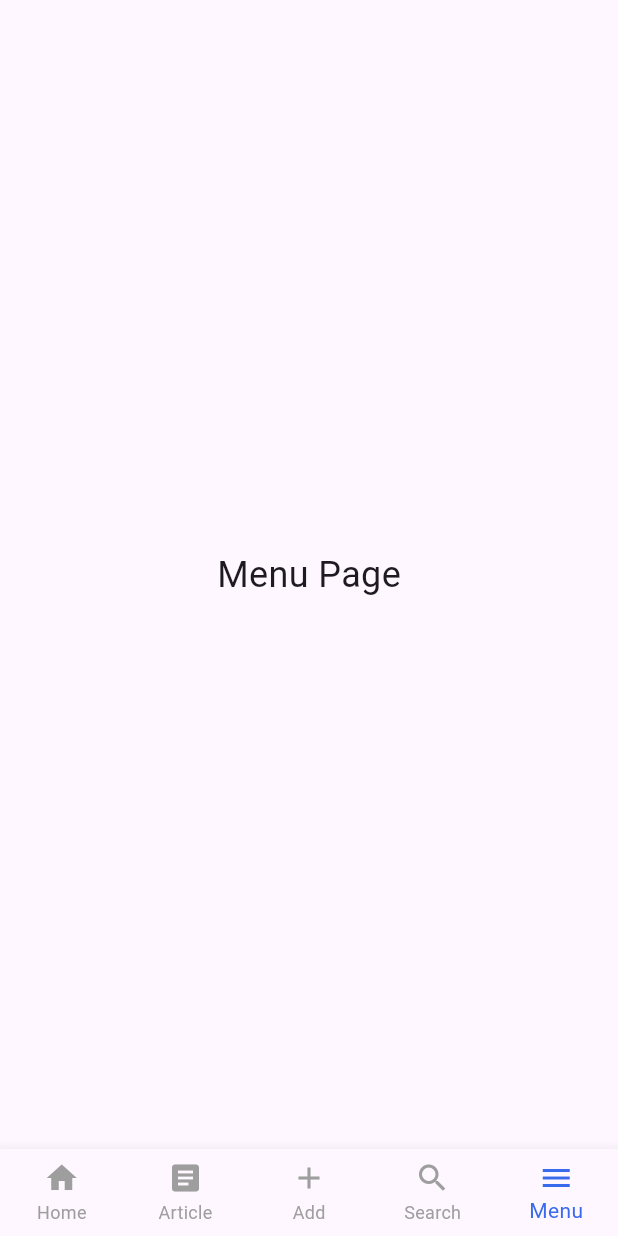
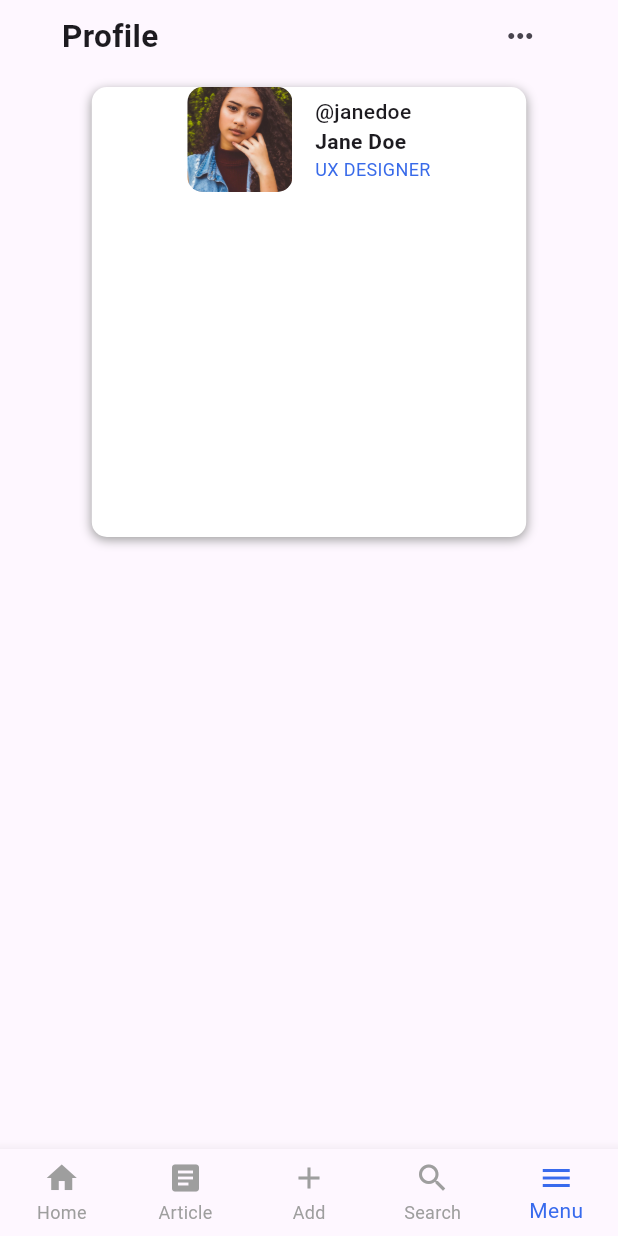
Before and after one commit to ClarenceLaria/blog_club, a Flutter app: the NavigationBarWidget screen opened directly, item 5 of the bottom bar chosen, on a phone screen of 412 x 824 dp. Run offline on Flutter 3.47's test engine with Material 3 defaults, Android fonts, the phone set to English and light mode, and no system bars; our stand-ins replace sliding_up_panel, smooth_page_indicator, story_view; missing offline and left inert: flutter_quill.

Commit message:
Menu page updates

```diff
--- a/lib/components/navigation_bar.dart
+++ b/lib/components/navigation_bar.dart
@@ -2,6 +2,7 @@ import 'package:flutter/material.dart';
 import 'package:blog_club/pages/home.dart';
 import 'package:blog_club/pages/articles.dart';
 import 'package:blog_club/pages/add_page.dart';
+import 'package:blog_club/pages/menu_page.dart';
 
 class NavigationBarWidget extends StatefulWidget {
   const NavigationBarWidget({super.key});
@@ -23,7 +24,7 @@ class _NavigationBarState extends State<NavigationBarWidget> {
     const Center(child: Articles()),
     const Center(child: AddPage()),
     const Center(child: Text('Search Page', style: TextStyle(fontSize: 24))),
-    const Center(child: Text('Menu Page', style: TextStyle(fontSize: 24))),
+    const Center(child: MenuPage()),
   ];
 
   void _onItemTapped(int index) {
--- a/lib/pages/add_page.dart
+++ b/lib/pages/add_page.dart
@@ -79,15 +79,15 @@ class _AddPageState extends State<AddPage> {
                             controller: _controller,
                             configurations: QuillSimpleToolbarConfigurations(
                               decoration: BoxDecoration(
-                                color:  const Color.fromARGB(255,15, 23, 42),
+                                // color:  const Color.fromARGB(255,15, 23, 42),
                                 border: Border.all(color: Colors.black, width: 1.0),
                                 borderRadius: BorderRadius.circular(25.0),
                               ),
-                              buttonOptions: const QuillSimpleToolbarButtonOptions(
-                                base: QuillToolbarBaseButtonOptions(
-                                  iconTheme: QuillIconTheme(iconButtonSelectedData: IconButtonData(color: Colors.white), iconButtonUnselectedData: IconButtonData(color: Colors.white)),
-                                ),
-                              ),
+                              // buttonOptions: const QuillSimpleToolbarButtonOptions(
+                              //   base: QuillToolbarBaseButtonOptions(
+                              //     iconTheme: QuillIconTheme(iconButtonSelectedData: IconButtonData(color: Colors.white), iconButtonUnselectedData: IconButtonData(color: Colors.white)),
+                              //   ),
+                              // ),
                               toolbarIconAlignment: WrapAlignment.start,
                               toolbarIconCrossAlignment: WrapCrossAlignment.start,
                               toolbarSectionSpacing: kToolbarSectionSpacing/20,
--- /dev/null
+++ b/lib/pages/menu_page.dart
@@ -0,0 +1,114 @@
+import 'package:flutter/material.dart';
+
+class MenuPage extends StatefulWidget {
+  const MenuPage({super.key});
+
+  @override
+  State<MenuPage> createState() {
+    return _MenuPageState();
+  }
+}
+
+class _MenuPageState extends State<MenuPage> {
+  _MenuPageState();
+
+  @override
+  Widget build (BuildContext context){
+    return Scaffold(
+      body: SafeArea(
+        child: Container(
+          alignment: Alignment.center,
+          child: FractionallySizedBox(
+            widthFactor: 0.8,
+            child: Column(
+              children: [
+                Row(
+                  mainAxisAlignment: MainAxisAlignment.spaceBetween,
+                  children: [
+                    const Text(
+                      'Profile',
+                      style: TextStyle(
+                        fontSize: 21,
+                        fontWeight: FontWeight.w600,
+                      ),
+                    ),
+                    IconButton(
+                      onPressed: () {},
+                      icon: const Icon(
+                        Icons.more_horiz,
+                      ),
+                    ),
+                  ],
+                ),
+                const SizedBox(height: 10),
+                Container(
+                  margin: const EdgeInsets.symmetric(horizontal: 20,),
+                  alignment: Alignment.center,
+                  decoration: BoxDecoration(
+                    color: Colors.white,
+                    borderRadius: BorderRadius.circular(10),
+                    boxShadow: const [
+                      BoxShadow(
+                        color: Colors.grey,
+                        blurRadius: 5,
+                        offset: Offset(0, 2),
+                      ),
+                    ],
+                  ),
+                  height: 300,
+                  child: Column(
+                    children: [
+                      Row(
+                        mainAxisAlignment: MainAxisAlignment.center,
+                        children: [
+                          ClipRRect(
+                            borderRadius: BorderRadius.circular(10),
+                            child: const Image(
+                              image: AssetImage(
+                                'assets/images/face4.webp'
+                              ),
+                              height: 70,
+                              width: 70,
+                              fit: BoxFit.cover,
+                            ),
+                          ),
+                          const SizedBox(width: 15),
+                          const Column(
+                            crossAxisAlignment: CrossAxisAlignment.start,
+                            children: [
+                              Text(
+                                '@janedoe',
+                                style: TextStyle(
+                                  fontSize: 14,
+                                  fontWeight: FontWeight.w500,
+                                ),
+                              ),
+                              Text(
+                                'Jane Doe',
+                                style: TextStyle(
+                                  fontSize: 14,
+                                  fontWeight: FontWeight.bold,
+                                ),
+                              ),
+                              Text(
+                                'UX DESIGNER',
+                                style: TextStyle(
+                                  fontSize: 12,
+                                  color: Color.fromARGB(255,56,106,233),
+                                ),
+                              ),
+                            ],
+                          ),
+                        ],
+                      ),
+                    ],
+                  ),
+                )
+              ],
+            ),
+          ),
+        ),
+      ),
+    );
+  }
+}
```
